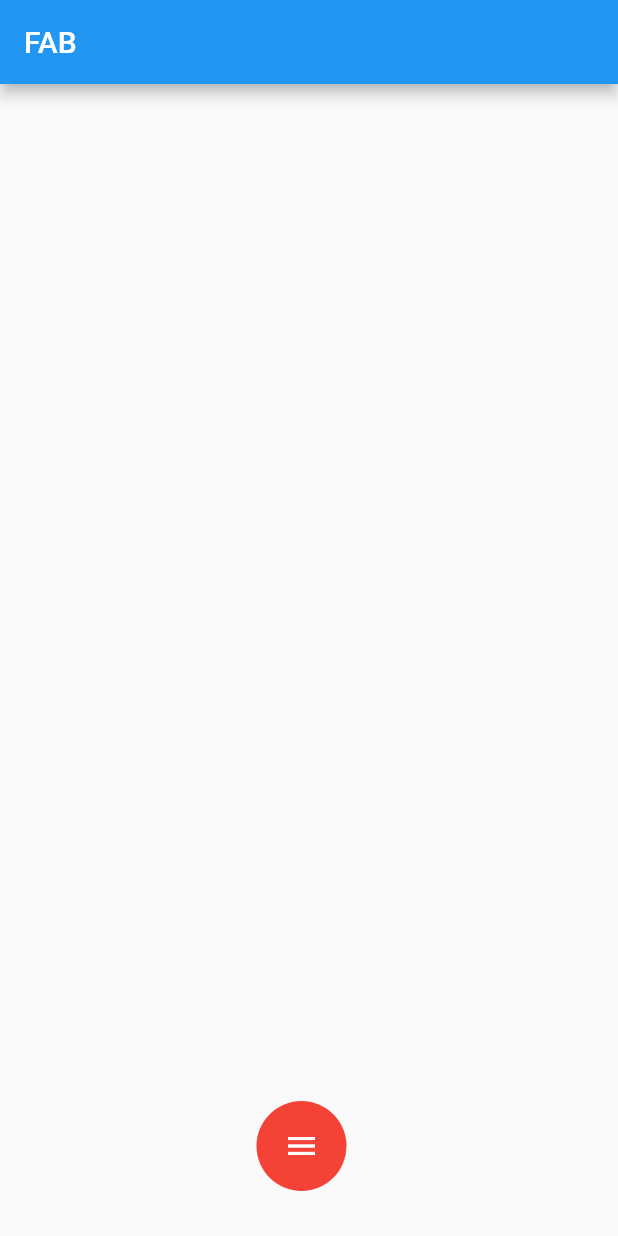
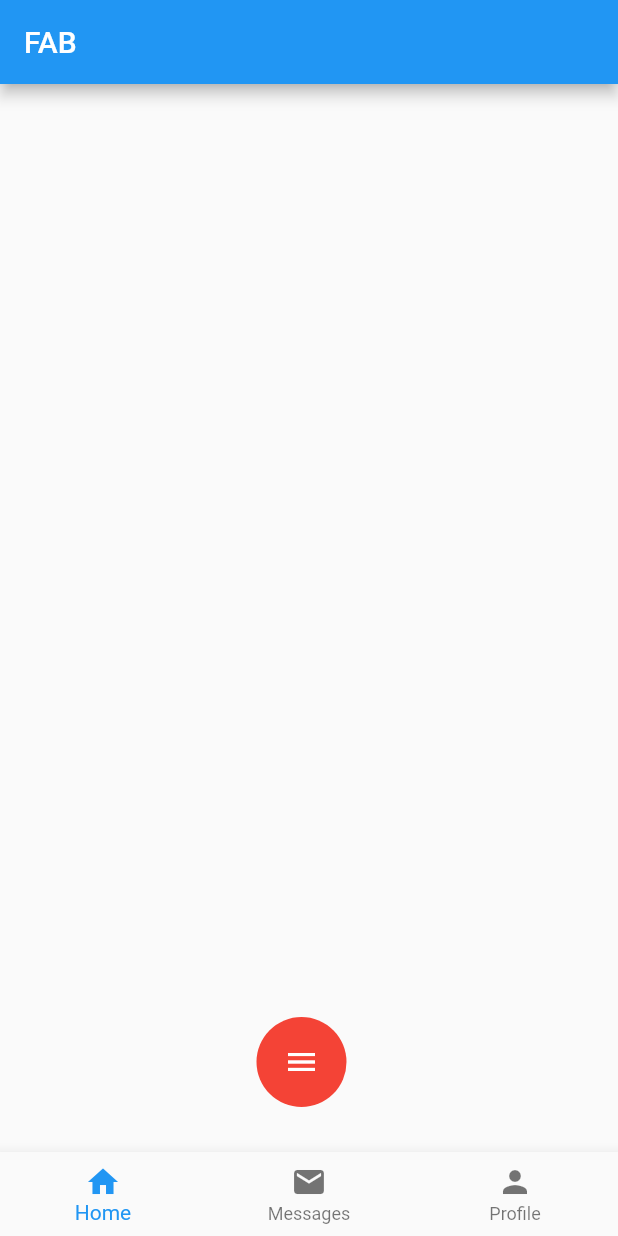
Before and after one commit to SushritPasupuleti/flutter-design, a Flutter app: the screen it shows after launch, on a phone screen of 412 x 824 dp. Run offline on Flutter 3.47's test engine with Material 2 defaults, Android fonts, the phone set to English and light mode, and no system bars; our stand-ins replace flutter_neumorphic; missing offline and left inert: direct_select_flutter, flutter_beautiful_popup.

```diff
--- a/flutter_design/lib/main.dart
+++ b/flutter_design/lib/main.dart
@@ -82,6 +82,23 @@ class _MyHomePageState extends State<MyHomePage> {
               ),
               body: FABDisplay(),
               //floatingActionButton:
+              bottomNavigationBar: BottomNavigationBar(
+       currentIndex: 0, // this will be set when a new tab is tapped
+       items: [
+         BottomNavigationBarItem(
+           icon: new Icon(Icons.home),
+           title: new Text('Home'),
+         ),
+         BottomNavigationBarItem(
+           icon: new Icon(Icons.mail),
+           title: new Text('Messages'),
+         ),
+         BottomNavigationBarItem(
+           icon: Icon(Icons.person),
+           title: Text('Profile')
+         )
+       ],
+     ),
             );
 
   }
```
